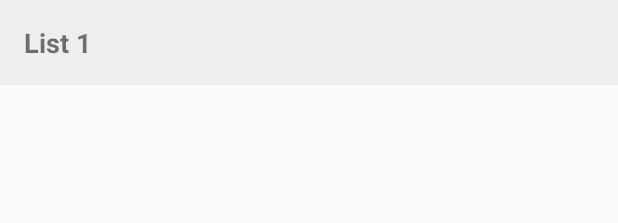
After one commit to KhachDavid/android-test, an Android app built with Jetpack Compose: the layout item_group.xml on its own in the app's theme, with its tools: preview values and no code run, on a phone screen of 412 x 824 dp. The commit adds this screen. Shown: the top 223 px of the screen. Run offline under Robolectric (Android 15) with nearby library versions, the phone set to English and light mode, and no system bars.

Commit message:
Design UI layouts for RecyclerView items

```diff
--- /dev/null
+++ b/app/src/main/res/layout/item_group.xml
@@ -0,0 +1,17 @@
+<?xml version="1.0" encoding="utf-8"?>
+<LinearLayout xmlns:android="http://schemas.android.com/apk/res/android"
+    android:id="@+id/groupLayout"
+    android:layout_width="match_parent"
+    android:layout_height="wrap_content"
+    android:background="#EEEEEE"
+    android:padding="16dp"
+    android:orientation="horizontal">
+
+    <TextView
+        android:id="@+id/groupTitle"
+        android:layout_width="wrap_content"
+        android:layout_height="wrap_content"
+        android:text="@string/list_1"
+        android:textStyle="bold"
+        android:textSize="18sp" />
+</LinearLayout>
--- a/app/src/main/res/values/strings.xml
+++ b/app/src/main/res/values/strings.xml
@@ -1,4 +1,6 @@
 <resources>
     <string name="app_name">Fetch List</string>
     <string name="error_loading_data">Error loading data</string>
+    <string name="list_1">List 1</string>
+    <string name="item_1">Item 1</string>
 </resources>
```
Also changed, not shown: app/src/main/res/layout/item_list.xml (added, +15 -0 lines).
